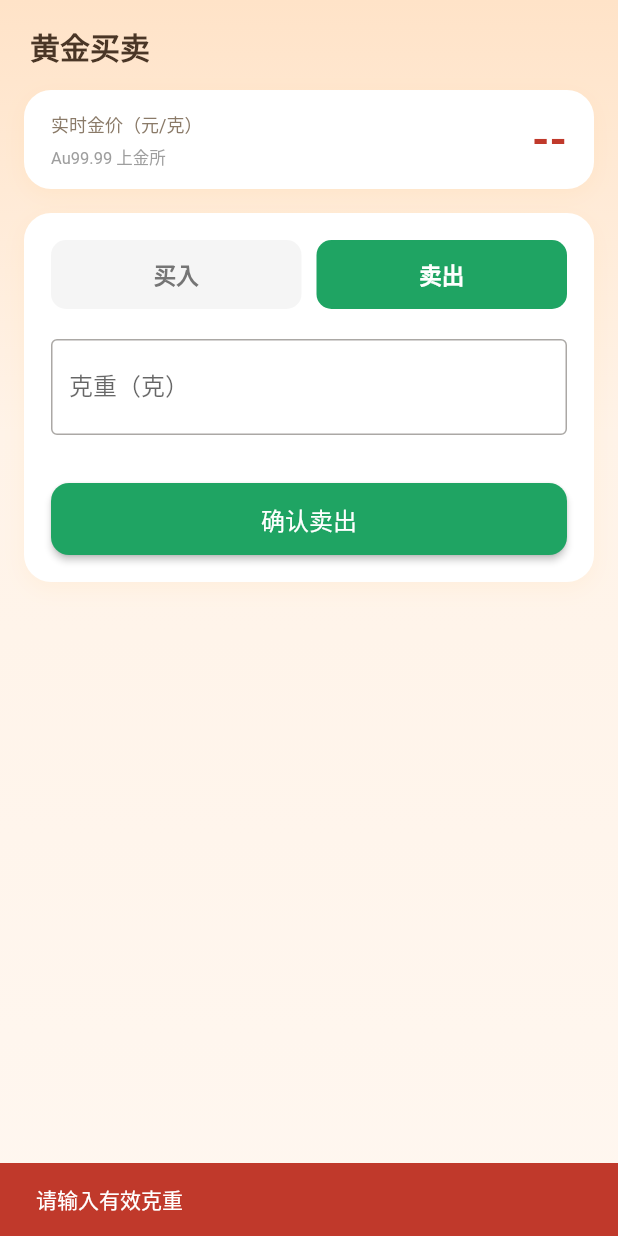
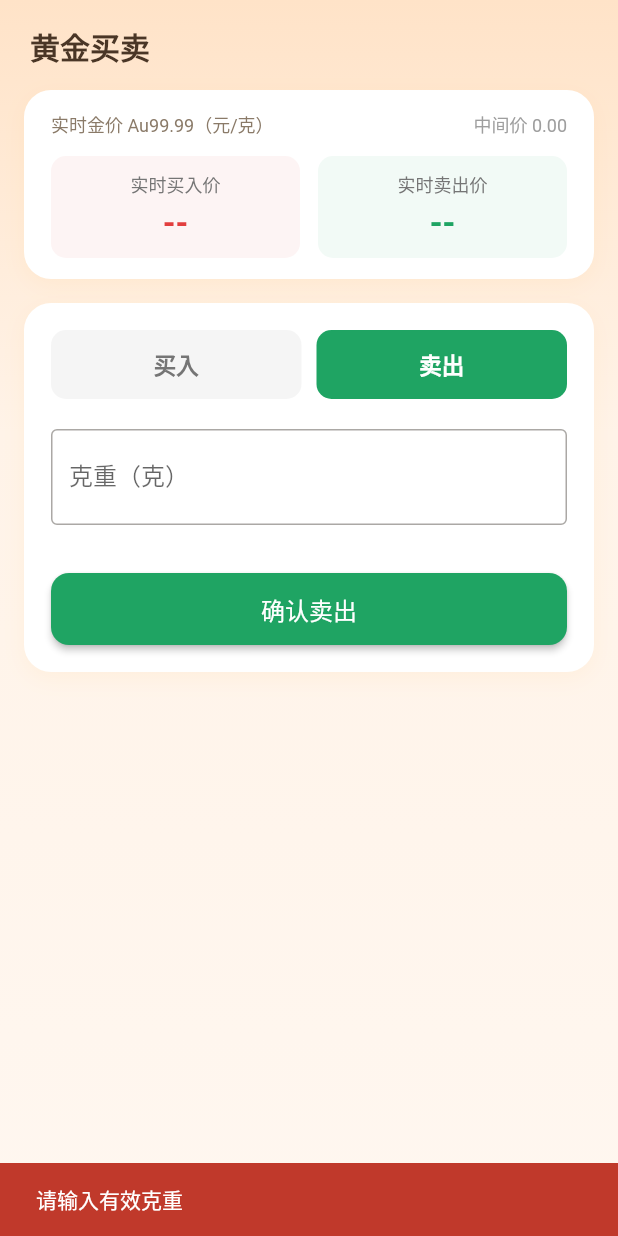
Before and after one commit to QQxiaobian/virtual-gold-trading, a Flutter app: the TradeTab widget shown alone on an empty page, opened directly, after a tap on "卖出", after a tap on "确认卖出", on a phone screen of 412 x 824 dp. Run offline on Flutter 3.47's test engine with Material 2 defaults, Android fonts, the phone set to English and light mode, and no system bars; our stand-ins replace shared_preferences; accounts and stored records are empty; network calls fail.

Commit message:
feat: v1.2.0 Web治本改造+买卖价+历史图+用户管理+导出等 - app/lib/screens/trade.dart

```diff
--- a/app/lib/screens/trade.dart
+++ b/app/lib/screens/trade.dart
@@ -14,6 +14,7 @@ class _TradeTabState extends State<TradeTab> {
   final _grams = TextEditingController();
   Portfolio? _p;
   FeeConfig? _fee;
+  PriceQuote? _quote;
   bool _busy = false;
 
   @override
@@ -27,10 +28,13 @@ class _TradeTabState extends State<TradeTab> {
       final p = await Api.portfolio();
       dynamic fee;
       try { fee = await Api.feeConfigPublic(); } catch (_) { fee = null; }
+      dynamic quote;
+      try { quote = await Api.price(); } catch (_) { quote = null; }
       if (!mounted) return;
       setState(() {
         _p = Portfolio.fromJson(p);
         _fee = fee != null ? FeeConfig.fromJson(fee) : null;
+        _quote = quote != null ? PriceQuote.fromJson(quote) : null;
       });
     } on ApiError catch (e) {
       if (mounted) showError(context, e.message);
@@ -158,20 +162,37 @@ class _TradeTabState extends State<TradeTab> {
   }
 
   Widget _priceCard() {
-    final p = _p;
+    final q = _quote;
+    final mid = q?.price ?? _p?.currentPrice ?? 0;
+    final buy = q?.buyPrice ?? mid;
+    final sell = q?.sellPrice ?? mid;
     return GoldCard(
       padding: const EdgeInsets.symmetric(horizontal: 18, vertical: 14),
-      child: Row(
-        mainAxisAlignment: MainAxisAlignment.spaceBetween,
-        children: [
-          Column(crossAxisAlignment: CrossAxisAlignment.start, children: const [
-            Text('实时金价（元/克）', style: TextStyle(fontSize: 12, color: Color(0xFF8A7A68))),
-            SizedBox(height: 4),
-            Text('Au99.99 上金所', style: TextStyle(fontSize: 11, color: Colors.grey)),
-          ]),
-          Text(p != null ? p.currentPrice.toStringAsFixed(2) : '--', style: const TextStyle(fontSize: 30, fontWeight: FontWeight.bold, color: Color(0xFFC0392B))),
-        ],
-      ),
+      child: Column(crossAxisAlignment: CrossAxisAlignment.start, children: [
+        Row(mainAxisAlignment: MainAxisAlignment.spaceBetween, children: [
+          const Text('实时金价 Au99.99（元/克）', style: TextStyle(fontSize: 12, color: Color(0xFF8A7A68))),
+          Text('中间价 ${mid.toStringAsFixed(2)}', style: const TextStyle(fontSize: 12, color: Colors.grey)),
+        ]),
+        const SizedBox(height: 12),
+        Row(children: [
+          Expanded(child: _quoteCell('实时买入价', buy, const Color(0xFFE23E3E))),
+          const SizedBox(width: 12),
+          Expanded(child: _quoteCell('实时卖出价', sell, const Color(0xFF1FA463))),
+        ]),
+      ]),
+    );
+  }
+
+  Widget _quoteCell(String label, double price, Color color) {
+    return Container(
+      padding: const EdgeInsets.symmetric(vertical: 10),
+      decoration: BoxDecoration(color: color.withOpacity(0.06), borderRadius: BorderRadius.circular(10)),
+      child: Column(children: [
+        Text(label, style: TextStyle(fontSize: 12, color: Colors.grey[600])),
+        const SizedBox(height: 4),
+        Text(price > 0 ? price.toStringAsFixed(2) : '--',
+            style: TextStyle(fontSize: 22, fontWeight: FontWeight.bold, color: color)),
+      ]),
     );
   }
 
```
